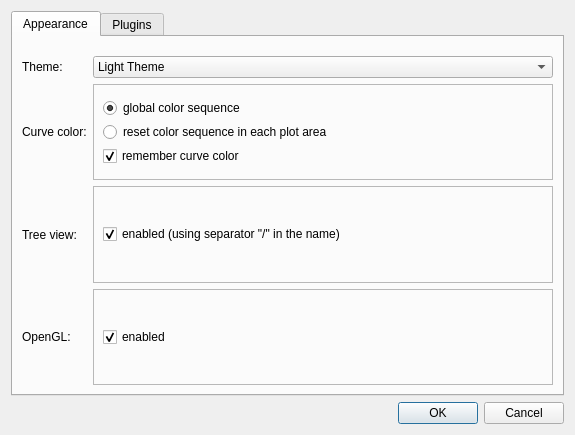
The window that plotjuggler_app/preferences_dialog.ui (facontidavide/plotjuggler-release) describes before a commit, drawn with Qt 5.
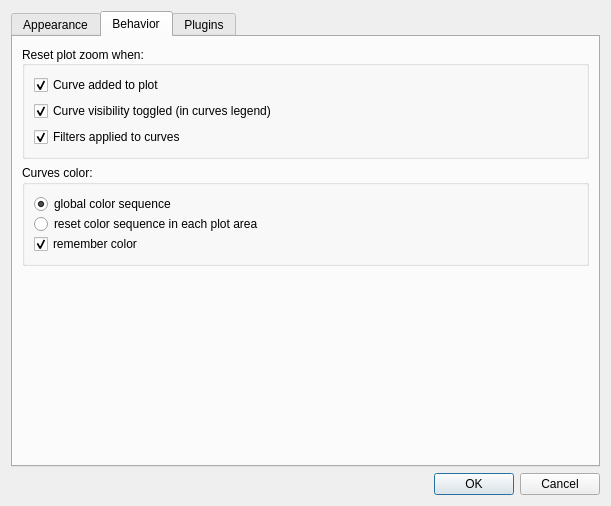
The same window after the commit. The open tabs and pages were chosen to show the change.

Patch:
```diff
--- a/plotjuggler_app/preferences_dialog.ui
+++ b/plotjuggler_app/preferences_dialog.ui
@@ -6,8 +6,8 @@
    <rect>
     <x>0</x>
     <y>0</y>
-    <width>575</width>
-    <height>435</height>
+    <width>611</width>
+    <height>506</height>
    </rect>
   </property>
   <property name="minimumSize">
@@ -32,11 +32,8 @@
       <attribute name="title">
        <string>Appearance</string>
       </attribute>
-      <layout class="QFormLayout" name="formLayout">
-       <property name="formAlignment">
-        <set>Qt::AlignCenter</set>
-       </property>
-       <item row="0" column="0" colspan="2">
+      <layout class="QVBoxLayout" name="verticalLayout_8">
+       <item>
         <layout class="QFormLayout" name="formLayout_3">
          <property name="fieldGrowthPolicy">
           <enum>QFormLayout::ExpandingFieldsGrow</enum>
@@ -80,55 +77,7 @@
            </item>
           </widget>
          </item>
-         <item row="1" column="1">
-          <widget class="QFrame" name="frame">
-           <property name="sizePolicy">
-            <sizepolicy hsizetype="Expanding" vsizetype="Preferred">
-             <horstretch>0</horstretch>
-             <verstretch>0</verstretch>
-            </sizepolicy>
-           </property>
-           <property name="frameShape">
-            <enum>QFrame::StyledPanel</enum>
-           </property>
-           <property name="frameShadow">
-            <enum>QFrame::Raised</enum>
-           </property>
-           <layout class="QVBoxLayout" name="verticalLayout_2">
-            <property name="spacing">
-             <number>0</number>
-            </property>
-            <item>
-             <widget class="QRadioButton" name="radioGlobalColorIndex">
-              <property name="text">
-               <string>global color sequence</string>
-              </property>
-              <property name="checked">
-               <bool>true</bool>
-              </property>
-             </widget>
-            </item>
-            <item>
-             <widget class="QRadioButton" name="radioLocalColorIndex">
-              <property name="text">
-               <string>reset color sequence in each plot area</string>
-              </property>
-             </widget>
-            </item>
-            <item>
-             <widget class="QCheckBox" name="checkBoxRememberColor">
-              <property name="text">
-               <string>remember curve color</string>
-              </property>
-              <property name="checked">
-               <bool>true</bool>
-              </property>
-             </widget>
-            </item>
-           </layout>
-          </widget>
-         </item>
-         <item row="2" column="0">
+         <item row="1" column="0">
           <widget class="QLabel" name="label_6">
            <property name="sizePolicy">
             <sizepolicy hsizetype="Preferred" vsizetype="Expanding">
@@ -150,7 +99,7 @@
            </property>
           </widget>
          </item>
-         <item row="2" column="1">
+         <item row="1" column="1">
           <widget class="QFrame" name="frame_2">
            <property name="sizePolicy">
             <sizepolicy hsizetype="Expanding" vsizetype="Preferred">
@@ -187,7 +136,7 @@
            </layout>
           </widget>
          </item>
-         <item row="3" column="0">
+         <item row="2" column="0">
           <widget class="QLabel" name="label_7">
            <property name="sizePolicy">
             <sizepolicy hsizetype="Preferred" vsizetype="Expanding">
@@ -206,7 +155,7 @@
            </property>
           </widget>
          </item>
-         <item row="3" column="1">
+         <item row="2" column="1">
           <widget class="QFrame" name="frame_3">
            <property name="sizePolicy">
             <sizepolicy hsizetype="Expanding" vsizetype="Preferred">
@@ -237,20 +186,142 @@
            </layout>
           </widget>
          </item>
-         <item row="1" column="0">
-          <widget class="QLabel" name="label_2">
-           <property name="sizePolicy">
-            <sizepolicy hsizetype="Preferred" vsizetype="Expanding">
-             <horstretch>0</horstretch>
-             <verstretch>0</verstretch>
-            </sizepolicy>
-           </property>
-           <property name="text">
-            <string>Curve color:</string>
-           </property>
-          </widget>
-         </item>
         </layout>
+       </item>
+       <item>
+        <spacer name="verticalSpacer_2">
+         <property name="orientation">
+          <enum>Qt::Vertical</enum>
+         </property>
+         <property name="sizeHint" stdset="0">
+          <size>
+           <width>20</width>
+           <height>40</height>
+          </size>
+         </property>
+        </spacer>
+       </item>
+      </layout>
+     </widget>
+     <widget class="QWidget" name="behaviorTab">
+      <attribute name="title">
+       <string>Behavior</string>
+      </attribute>
+      <layout class="QVBoxLayout" name="verticalLayout_7">
+       <item>
+        <widget class="QGroupBox" name="groupBoxAutoZoom">
+         <property name="sizePolicy">
+          <sizepolicy hsizetype="Preferred" vsizetype="Preferred">
+           <horstretch>0</horstretch>
+           <verstretch>0</verstretch>
+          </sizepolicy>
+         </property>
+         <property name="minimumSize">
+          <size>
+           <width>0</width>
+           <height>40</height>
+          </size>
+         </property>
+         <property name="title">
+          <string>Reset plot zoom when:</string>
+         </property>
+         <property name="alignment">
+          <set>Qt::AlignLeading|Qt::AlignLeft|Qt::AlignVCenter</set>
+         </property>
+         <layout class="QVBoxLayout" name="verticalLayout_6">
+          <item>
+           <widget class="QCheckBox" name="checkBoxAutoZoomAdded">
+            <property name="text">
+             <string>Curve added to plot</string>
+            </property>
+            <property name="checked">
+             <bool>true</bool>
+            </property>
+           </widget>
+          </item>
+          <item>
+           <widget class="QCheckBox" name="checkBoxAutoZoomVisibility">
+            <property name="text">
+             <string>Curve visibility toggled (in curves legend)</string>
+            </property>
+            <property name="checked">
+             <bool>true</bool>
+            </property>
+           </widget>
+          </item>
+          <item>
+           <widget class="QCheckBox" name="checkBoxAutoZoomFilter">
+            <property name="toolTip">
+             <string/>
+            </property>
+            <property name="text">
+             <string>Filters applied to curves</string>
+            </property>
+            <property name="checked">
+             <bool>true</bool>
+            </property>
+           </widget>
+          </item>
+         </layout>
+        </widget>
+       </item>
+       <item>
+        <widget class="QGroupBox" name="groupBox">
+         <property name="sizePolicy">
+          <sizepolicy hsizetype="Expanding" vsizetype="Preferred">
+           <horstretch>0</horstretch>
+           <verstretch>0</verstretch>
+          </sizepolicy>
+         </property>
+         <property name="title">
+          <string>Curves color:</string>
+         </property>
+         <layout class="QVBoxLayout" name="verticalLayout_2">
+          <property name="spacing">
+           <number>0</number>
+          </property>
+          <item>
+           <widget class="QRadioButton" name="radioGlobalColorIndex">
+            <property name="text">
+             <string>global color sequence</string>
+            </property>
+            <property name="checked">
+             <bool>true</bool>
+            </property>
+           </widget>
+          </item>
+          <item>
+           <widget class="QRadioButton" name="radioLocalColorIndex">
+            <property name="text">
+             <string>reset color sequence in each plot area</string>
+            </property>
+           </widget>
+          </item>
+          <item>
+           <widget class="QCheckBox" name="checkBoxRememberColor">
+            <property name="text">
+             <string>remember color</string>
+            </property>
+            <property name="checked">
+             <bool>true</bool>
+            </property>
+           </widget>
+          </item>
+         </layout>
+        </widget>
+       </item>
+       <item>
+        <spacer name="verticalSpacer">
+         <property name="orientation">
+          <enum>Qt::Vertical</enum>
+         </property>
+         <property name="sizeHint" stdset="0">
+          <size>
+           <width>20</width>
+           <height>40</height>
+          </size>
+         </property>
+        </spacer>
        </item>
       </layout>
      </widget>
```
